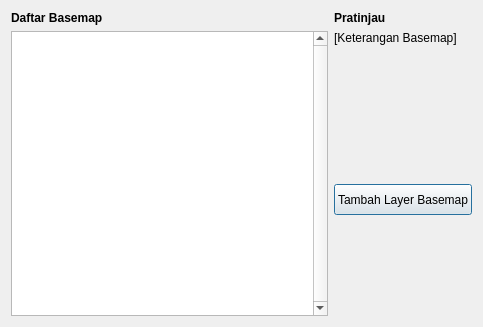
Qt form ui/basemap.ui (nyanyaon/GeoKKP-GIS) before a commit.
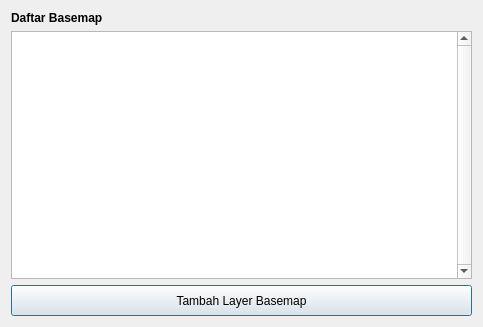
The same form after that commit.

```diff
--- a/ui/basemap.ui
+++ b/ui/basemap.ui
@@ -16,6 +16,9 @@
   <layout class="QGridLayout" name="gridLayout">
    <item row="0" column="0">
     <layout class="QVBoxLayout" name="verticalLayout">
+     <item>
+      <layout class="QVBoxLayout" name="verticalLayout_3"/>
+     </item>
      <item>
       <widget class="QLabel" name="label">
        <property name="font">
@@ -38,49 +41,6 @@
         <enum>QAbstractItemView::ExtendedSelection</enum>
        </property>
       </widget>
-     </item>
-    </layout>
-   </item>
-   <item row="0" column="1">
-    <layout class="QVBoxLayout" name="verticalLayout_3">
-     <item>
-      <widget class="QLabel" name="label_3">
-       <property name="font">
-        <font>
-         <weight>75</weight>
-         <bold>true</bold>
-        </font>
-       </property>
-       <property name="text">
-        <string>Pratinjau</string>
-       </property>
-      </widget>
-     </item>
-     <item>
-      <widget class="QLabel" name="labelBasemap">
-       <property name="font">
-        <font>
-         <weight>50</weight>
-         <bold>false</bold>
-        </font>
-       </property>
-       <property name="text">
-        <string>[Keterangan Basemap]</string>
-       </property>
-      </widget>
-     </item>
-     <item>
-      <spacer name="verticalSpacer">
-       <property name="orientation">
-        <enum>Qt::Vertical</enum>
-       </property>
-       <property name="sizeHint" stdset="0">
-        <size>
-         <width>20</width>
-         <height>40</height>
-        </size>
-       </property>
-      </spacer>
      </item>
      <item>
       <layout class="QVBoxLayout" name="verticalLayout_2">
@@ -103,19 +63,6 @@
          </property>
         </widget>
        </item>
-       <item>
-        <spacer name="verticalSpacer_2">
-         <property name="orientation">
-          <enum>Qt::Vertical</enum>
-         </property>
-         <property name="sizeHint" stdset="0">
-          <size>
-           <width>20</width>
-           <height>40</height>
-          </size>
-         </property>
-        </spacer>
-       </item>
       </layout>
      </item>
     </layout>
```
Left out of the diff: 2 changed lines with no effect on the pictures.
